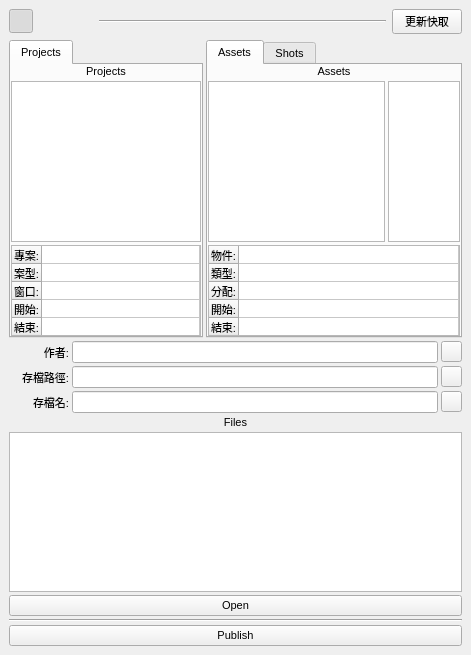
Old version of the form maya_scripts/ui/qt_main_ui.ui in the repository tws0002/scripts.
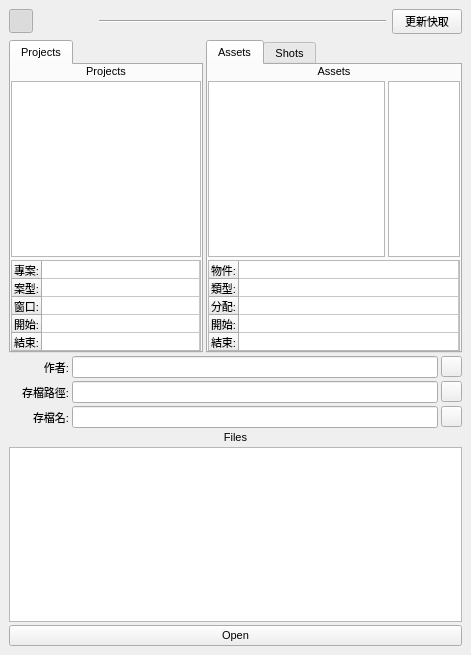
New version of the form. Icons and pictures are not drawn.

The edit to the form file:
```diff
--- a/maya_scripts/ui/qt_main_ui.ui
+++ b/maya_scripts/ui/qt_main_ui.ui
@@ -747,20 +747,6 @@
          </property>
         </widget>
        </item>
-       <item>
-        <widget class="Line" name="line">
-         <property name="orientation">
-          <enum>Qt::Horizontal</enum>
-         </property>
-        </widget>
-       </item>
-       <item>
-        <widget class="QPushButton" name="publish_button">
-         <property name="text">
-          <string>Publish</string>
-         </property>
-        </widget>
-       </item>
       </layout>
      </item>
     </layout>
```
